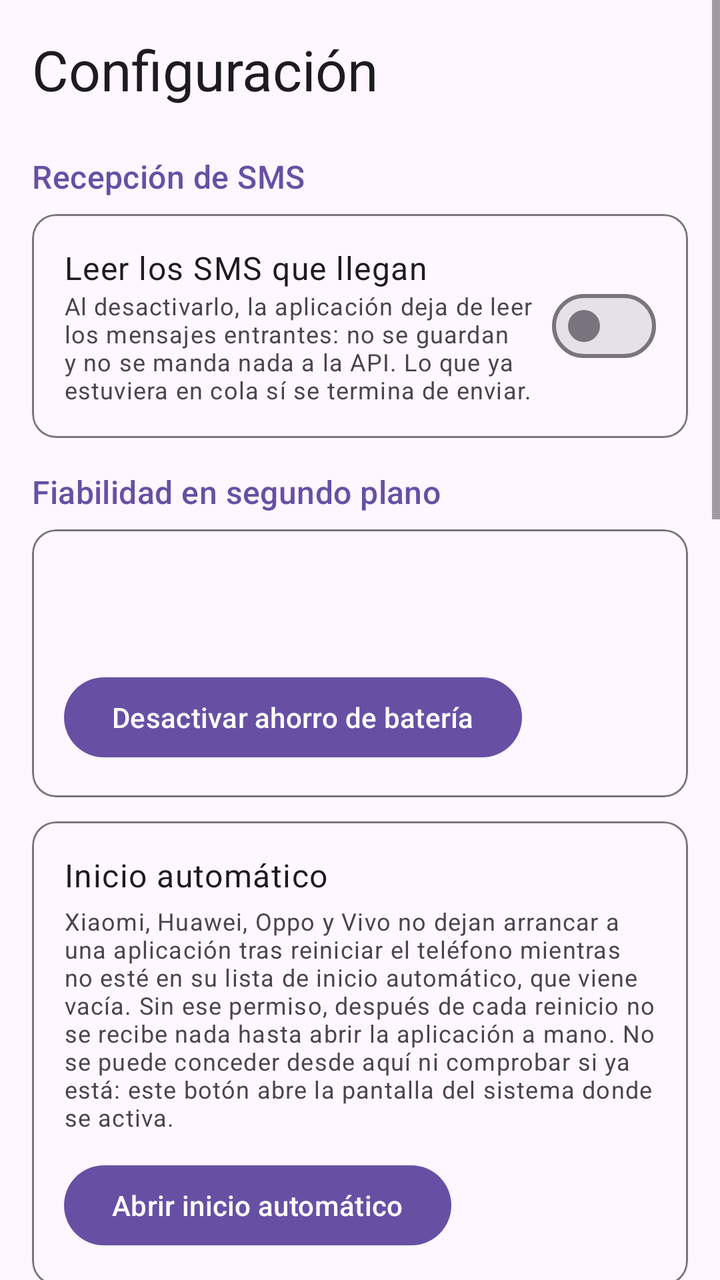
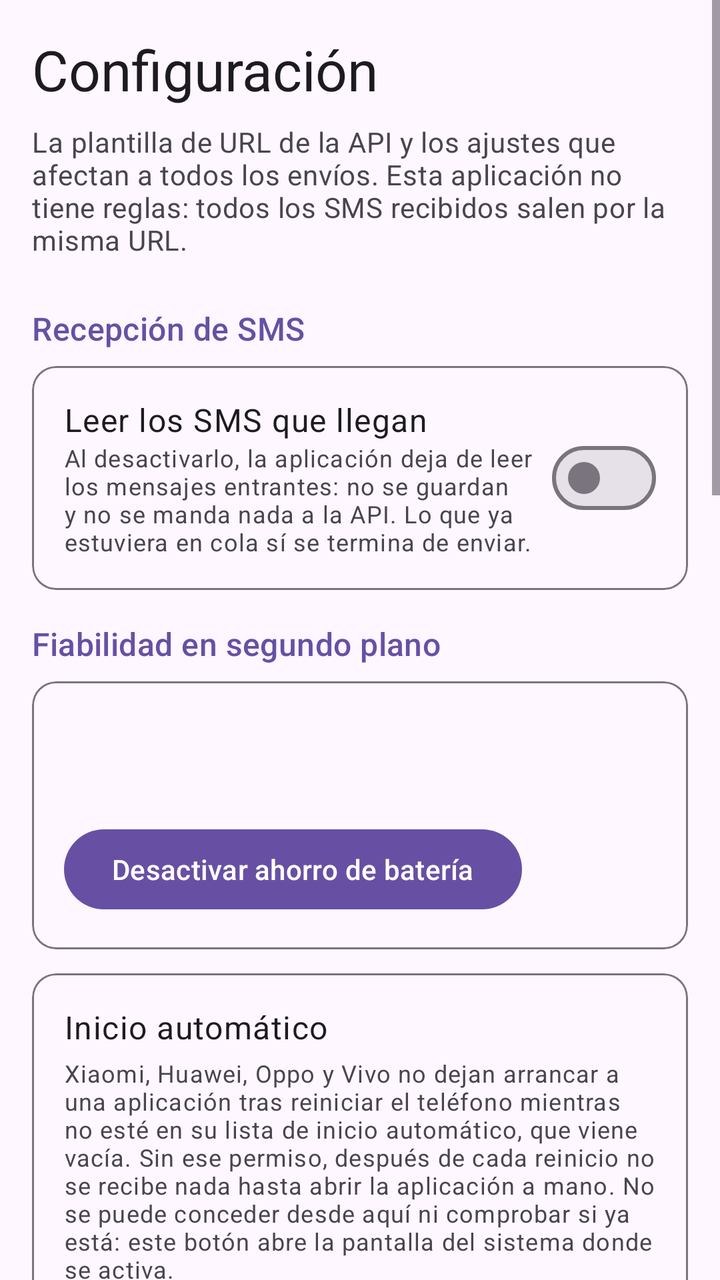

Before-and-after screenshots of an Android layout around one commit, followed by the original layout XML and the change that was made.
<!-- AndroidManifest.xml: application theme Theme.SmsGateway -->
<!-- res/layout/fragment_settings.xml -->
<?xml version="1.0" encoding="utf-8"?>

<ScrollView
    xmlns:android="http://schemas.android.com/apk/res/android"
    xmlns:app="http://schemas.android.com/apk/res-auto"
    android:layout_width="match_parent"
    android:layout_height="match_parent"
    android:fillViewport="true">

    <LinearLayout
        android:layout_width="match_parent"
        android:layout_height="wrap_content"
        android:orientation="vertical"
        android:padding="16dp">

        <TextView
            android:layout_width="match_parent"
            android:layout_height="wrap_content"
            android:text="Configuración"
            android:textAppearance="@style/TextAppearance.Material3.HeadlineMedium"
            android:layout_marginBottom="24dp" />

        
        <TextView
            android:layout_width="match_parent"
            android:layout_height="wrap_content"
            android:text="Recepción de SMS"
            android:textAppearance="@style/TextAppearance.Material3.TitleMedium"
            android:textColor="?attr/colorPrimary"
            android:layout_marginBottom="8dp" />

        <com.google.android.material.card.MaterialCardView
            android:layout_width="match_parent"
            android:layout_height="wrap_content"
            android:layout_marginBottom="16dp"
            app:cardElevation="0dp"
            app:strokeColor="?attr/colorOutline"
            app:strokeWidth="1dp">

            <LinearLayout
                android:layout_width="match_parent"
                android:layout_height="wrap_content"
                android:orientation="horizontal"
                android:padding="16dp"
                android:gravity="center_vertical">

                <LinearLayout
                    android:layout_width="0dp"
                    android:layout_height="wrap_content"
                    android:layout_weight="1"
                    android:orientation="vertical">

                    <TextView
                        android:layout_width="wrap_content"
                        android:layout_height="wrap_content"
                        android:text="Leer los SMS que llegan"
                        android:textAppearance="@style/TextAppearance.Material3.BodyLarge" />

                    <TextView
                        android:layout_width="match_parent"
                        android:layout_height="wrap_content"
                        android:text="Al desactivarlo, la aplicación deja de leer los mensajes entrantes: no se guardan y no se manda nada a la API. Lo que ya estuviera en cola sí se termina de enviar."
                        android:textAppearance="@style/TextAppearance.Material3.BodySmall"
                        android:textColor="?attr/colorOnSurfaceVariant" />

                </LinearLayout>

                <com.google.android.material.materialswitch.MaterialSwitch
                    android:id="@+id/switch_recepcion"
                    android:layout_width="wrap_content"
                    android:layout_height="wrap_content" />

            </LinearLayout>
        </com.google.android.material.card.MaterialCardView>

        
        <TextView
            android:layout_width="match_parent"
            android:layout_height="wrap_content"
            android:text="Fiabilidad en segundo plano"
            android:textAppearance="@style/TextAppearance.Material3.TitleMedium"
            android:textColor="?attr/colorPrimary"
            android:layout_marginBottom="8dp" />

        <com.google.android.material.card.MaterialCardView
            android:id="@+id/card_bateria"
            android:layout_width="match_parent"
            android:layout_height="wrap_content"
            android:layout_marginBottom="12dp"
            app:cardElevation="0dp"
            app:strokeColor="?attr/colorOutline"
            app:strokeWidth="1dp">

            <LinearLayout
                android:layout_width="match_parent"
                android:layout_height="wrap_content"
                android:orientation="vertical"
                android:padding="16dp">

                <TextView
                    android:id="@+id/text_view_bateria_estado"
                    android:layout_width="match_parent"
                    android:layout_height="wrap_content"
                    android:textAppearance="@style/TextAppearance.Material3.BodyLarge" />

                <TextView
                    android:id="@+id/text_view_bateria_detalle"
                    android:layout_width="match_parent"
                    android:layout_height="wrap_content"
                    android:layout_marginTop="4dp"
                    android:textAppearance="@style/TextAppearance.Material3.BodySmall"
                    android:textColor="?attr/colorOnSurfaceVariant" />

                <com.google.android.material.button.MaterialButton
                    android:id="@+id/button_bateria"
                    android:layout_width="wrap_content"
                    android:layout_height="wrap_content"
                    android:layout_marginTop="12dp"
                    android:text="Desactivar ahorro de batería" />

            </LinearLayout>
        </com.google.android.material.card.MaterialCardView>

        
        <com.google.android.material.card.MaterialCardView
            android:layout_width="match_parent"
            android:layout_height="wrap_content"
            android:layout_marginBottom="24dp"
            app:cardElevation="0dp"
            app:strokeColor="?attr/colorOutline"
            app:strokeWidth="1dp">

            <LinearLayout
                android:layout_width="match_parent"
                android:layout_height="wrap_content"
                android:orientation="vertical"
                android:padding="16dp">

                <TextView
                    android:layout_width="match_parent"
                    android:layout_height="wrap_content"
                    android:text="Inicio automático"
                    android:textAppearance="@style/TextAppearance.Material3.BodyLarge" />

                <TextView
                    android:layout_width="match_parent"
                    android:layout_height="wrap_content"
                    android:layout_marginTop="4dp"
                    android:text="Xiaomi, Huawei, Oppo y Vivo no dejan arrancar a una aplicación tras reiniciar el teléfono mientras no esté en su lista de inicio automático, que viene vacía. Sin ese permiso, después de cada reinicio no se recibe nada hasta abrir la aplicación a mano. No se puede conceder desde aquí ni comprobar si ya está: este botón abre la pantalla del sistema donde se activa."
                    android:textAppearance="@style/TextAppearance.Material3.BodySmall"
                    android:textColor="?attr/colorOnSurfaceVariant" />

                <com.google.android.material.button.MaterialButton
                    android:id="@+id/button_autoinicio"
                    android:layout_width="wrap_content"
                    android:layout_height="wrap_content"
                    android:layout_marginTop="12dp"
                    android:text="Abrir inicio automático" />

            </LinearLayout>
        </com.google.android.material.card.MaterialCardView>

        
        <TextView
            android:layout_width="match_parent"
            android:layout_height="wrap_content"
            android:text="Conexión"
            android:textAppearance="@style/TextAppearance.Material3.TitleMedium"
            android:textColor="?attr/colorPrimary"
            android:layout_marginBottom="8dp" />

        <com.google.android.material.textfield.TextInputLayout
            android:id="@+id/til_url_template"
            style="@style/Widget.Material3.TextInputLayout.OutlinedBox"
            android:layout_width="match_parent"
            android:layout_height="wrap_content"
            android:layout_marginBottom="12dp"
            android:hint="Plantilla de URL"
            app:helperText="{mensaje} obligatorio · {telefono} y {fecha} opcionales"
            app:startIconDrawable="@android:drawable/ic_menu_compass">

            <com.google.android.material.textfield.TextInputEditText
                android:id="@+id/edit_text_url_template"
                android:layout_width="match_parent"
                android:layout_height="wrap_content"
                android:inputType="textUri|textMultiLine"
                android:minLines="2"
                android:gravity="top" />
        </com.google.android.material.textfield.TextInputLayout>

        <com.google.android.material.card.MaterialCardView
            android:layout_width="match_parent"
            android:layout_height="wrap_content"
            android:layout_marginBottom="16dp"
            app:cardElevation="0dp"
            app:strokeColor="?attr/colorOutline"
            app:strokeWidth="1dp">

            <LinearLayout
                android:layout_width="match_parent"
                android:layout_height="wrap_content"
                android:orientation="horizontal"
                android:padding="16dp"
                android:gravity="center_vertical">

                <LinearLayout
                    android:layout_width="0dp"
                    android:layout_height="wrap_content"
                    android:layout_weight="1"
                    android:orientation="vertical">

                    <TextView
                        android:layout_width="wrap_content"
                        android:layout_height="wrap_content"
                        android:text="Aceptar certificados inválidos"
                        android:textAppearance="@style/TextAppearance.Material3.BodyLarge" />

                    <TextView
                        android:layout_width="wrap_content"
                        android:layout_height="wrap_content"
                        android:text="Permite SSL autofirmado (solo redes privadas)"
                        android:textAppearance="@style/TextAppearance.Material3.BodySmall"
                        android:textColor="?attr/colorOnSurfaceVariant" />

                </LinearLayout>

                <com.google.android.material.materialswitch.MaterialSwitch
                    android:id="@+id/switch_aceptar_certs_invalidos"
                    android:layout_width="wrap_content"
                    android:layout_height="wrap_content" />

            </LinearLayout>
        </com.google.android.material.card.MaterialCardView>

        
        <LinearLayout
            android:layout_width="match_parent"
            android:layout_height="wrap_content"
            android:orientation="horizontal"
            android:gravity="center_vertical"
            android:layout_marginBottom="8dp">

            <com.google.android.material.button.MaterialButton
                android:id="@+id/button_probar"
                style="@style/Widget.Material3.Button.OutlinedButton"
                android:layout_width="wrap_content"
                android:layout_height="wrap_content"
                android:text="Probar conexión" />

            <ProgressBar
                android:id="@+id/progress_test"
                style="?android:attr/progressBarStyleSmall"
                android:layout_width="24dp"
                android:layout_height="24dp"
                android:layout_marginStart="12dp"
                android:visibility="gone" />

            <TextView
                android:id="@+id/text_test_resultado"
                android:layout_width="0dp"
                android:layout_height="wrap_content"
                android:layout_weight="1"
                android:layout_marginStart="12dp"
                android:textAppearance="@style/TextAppearance.Material3.BodySmall"
                android:visibility="gone" />

        </LinearLayout>

        
        <com.google.android.material.divider.MaterialDivider
            android:layout_width="match_parent"
            android:layout_height="wrap_content"
            android:layout_marginBottom="16dp" />

        
        <TextView
            android:layout_width="match_parent"
            android:layout_height="wrap_content"
            android:text="Reintentos"
            android:textAppearance="@style/TextAppearance.Material3.TitleMedium"
            android:textColor="?attr/colorPrimary"
            android:layout_marginBottom="8dp" />

        <com.google.android.material.textfield.TextInputLayout
            android:id="@+id/til_timeout"
            style="@style/Widget.Material3.TextInputLayout.OutlinedBox"
            android:layout_width="match_parent"
            android:layout_height="wrap_content"
            android:layout_marginBottom="12dp"
            android:hint="Timeout de red (segundos)"
            app:helperText="Entre 5 y 120 segundos. Recomendado: 30"
            app:suffixText="s">

            <com.google.android.material.textfield.TextInputEditText
                android:id="@+id/edit_text_timeout"
                android:layout_width="match_parent"
                android:layout_height="wrap_content"
                android:inputType="number"
                android:imeOptions="actionNext"
                android:singleLine="true" />
        </com.google.android.material.textfield.TextInputLayout>

        <com.google.android.material.textfield.TextInputLayout
            android:id="@+id/til_max_reintentos"
            style="@style/Widget.Material3.TextInputLayout.OutlinedBox"
            android:layout_width="match_parent"
            android:layout_height="wrap_content"
            android:layout_marginBottom="12dp"
            android:hint="Máximo de reintentos"
            app:helperText="Entre 1 y 100. Recomendado: 10">

            <com.google.android.material.textfield.TextInputEditText
                android:id="@+id/edit_text_max_reintentos"
                android:layout_width="match_parent"
                android:layout_height="wrap_content"
                android:inputType="number"
                android:imeOptions="actionNext"
                android:singleLine="true" />
        </com.google.android.material.textfield.TextInputLayout>

        <com.google.android.material.textfield.TextInputLayout
            android:id="@+id/til_intervalo"
            style="@style/Widget.Material3.TextInputLayout.OutlinedBox"
            android:layout_width="match_parent"
            android:layout_height="wrap_content"
            android:layout_marginBottom="24dp"
            android:hint="Intervalo inicial de reintento (segundos)"
            app:helperText="WorkManager aplica backoff exponencial desde este valor"
            app:suffixText="s">

            <com.google.android.material.textfield.TextInputEditText
                android:id="@+id/edit_text_intervalo"
                android:layout_width="match_parent"
                android:layout_height="wrap_content"
                android:inputType="number"
                android:imeOptions="actionDone"
                android:singleLine="true" />
        </com.google.android.material.textfield.TextInputLayout>

        <com.google.android.material.button.MaterialButton
            android:id="@+id/button_guardar"
            android:layout_width="match_parent"
            android:layout_height="wrap_content"
            android:text="Guardar configuración"
            android:layout_marginTop="8dp" />

        
        <com.google.android.material.divider.MaterialDivider
            android:layout_width="match_parent"
            android:layout_height="wrap_content"
            android:layout_marginTop="28dp" />

        <TextView
            android:layout_width="match_parent"
            android:layout_height="wrap_content"
            android:layout_marginTop="16dp"
            android:text="Copia de seguridad"
            android:textAppearance="@style/TextAppearance.Material3.TitleMedium"
            android:textColor="?attr/colorPrimary" />

        <TextView
            android:layout_width="match_parent"
            android:layout_height="wrap_content"
            android:layout_marginTop="4dp"
            android:text="Guarda la configuración en un fichero, para restaurarla en este teléfono o clonarla en otro. Incluye la plantilla de URL: trátalo como información sensible."
            android:textAppearance="@style/TextAppearance.Material3.BodySmall"
            android:textColor="?attr/colorOnSurfaceVariant" />

        <LinearLayout
            android:layout_width="match_parent"
            android:layout_height="wrap_content"
            android:layout_marginTop="12dp"
            android:orientation="horizontal">

            <com.google.android.material.button.MaterialButton
                android:id="@+id/button_exportar"
                style="@style/Widget.Material3.Button.OutlinedButton"
                android:layout_width="0dp"
                android:layout_height="wrap_content"
                android:layout_marginEnd="6dp"
                android:layout_weight="1"
                android:text="Exportar" />

            <com.google.android.material.button.MaterialButton
                android:id="@+id/button_importar"
                style="@style/Widget.Material3.Button.OutlinedButton"
                android:layout_width="0dp"
                android:layout_height="wrap_content"
                android:layout_marginStart="6dp"
                android:layout_weight="1"
                android:text="Importar" />

        </LinearLayout>

    </LinearLayout>
</ScrollView>
<!-- resources referenced by this layout -->
<resources>
  <style name="Theme.SmsGateway" parent="Theme.Material3.DayNight.NoActionBar">
          <item name="colorPrimary">@color/md_theme_primary</item>
          <item name="colorOnPrimary">@color/md_theme_on_primary</item>
          <item name="colorPrimaryContainer">@color/md_theme_primary_container</item>
          <item name="colorOnPrimaryContainer">@color/md_theme_on_primary_container</item>
          <item name="colorSecondary">@color/md_theme_secondary</item>
          <item name="colorOnSecondary">@color/md_theme_on_secondary</item>
          <item name="colorError">@color/md_theme_error</item>
          <item name="android:colorBackground">@color/md_theme_background</item>
          <item name="colorSurface">@color/md_theme_surface</item>
  
          
          <item name="android:statusBarColor">@android:color/transparent</item>
          <item name="android:navigationBarColor">#52000000</item>
      </style>
  <color name="md_theme_primary">#006874</color>
  <color name="md_theme_on_primary">#FFFFFF</color>
  <color name="md_theme_primary_container">#97F0FF</color>
  <color name="md_theme_on_primary_container">#001F24</color>
  <color name="md_theme_secondary">#4A6267</color>
  <color name="md_theme_on_secondary">#FFFFFF</color>
  <color name="md_theme_error">#BA1A1A</color>
  <color name="md_theme_background">#FAFDFD</color>
  <color name="md_theme_surface">#FAFDFD</color>
</resources>

<!-- the commit's change to res/layout/fragment_settings.xml (unified diff, before → after) -->
@@ -16,15 +16,24 @@
         <TextView
             android:layout_width="match_parent"
             android:layout_height="wrap_content"
-            android:text="Configuración"
+            android:text="@string/settings_title"
             android:textAppearance="@style/TextAppearance.Material3.HeadlineMedium"
+            android:layout_marginBottom="8dp" />
+
+        
+        <TextView
+            android:layout_width="match_parent"
+            android:layout_height="wrap_content"
+            android:text="@string/settings_subtitulo"
+            android:textAppearance="@style/TextAppearance.Material3.BodyMedium"
+            android:textColor="?attr/colorOnSurfaceVariant"
             android:layout_marginBottom="24dp" />
 
         
         <TextView
             android:layout_width="match_parent"
             android:layout_height="wrap_content"
-            android:text="Recepción de SMS"
+            android:text="@string/settings_seccion_recepcion"
             android:textAppearance="@style/TextAppearance.Material3.TitleMedium"
             android:textColor="?attr/colorPrimary"
             android:layout_marginBottom="8dp" />
@@ -77,7 +86,7 @@
         <TextView
             android:layout_width="match_parent"
             android:layout_height="wrap_content"
-            android:text="Fiabilidad en segundo plano"
+            android:text="@string/settings_seccion_bateria"
             android:textAppearance="@style/TextAppearance.Material3.TitleMedium"
             android:textColor="?attr/colorPrimary"
             android:layout_marginBottom="8dp" />
@@ -164,7 +173,7 @@
         <TextView
             android:layout_width="match_parent"
             android:layout_height="wrap_content"
-            android:text="Conexión"
+            android:text="@string/settings_seccion_conexion"
             android:textAppearance="@style/TextAppearance.Material3.TitleMedium"
             android:textColor="?attr/colorPrimary"
             android:layout_marginBottom="8dp" />
@@ -276,7 +285,7 @@
         <TextView
             android:layout_width="match_parent"
             android:layout_height="wrap_content"
-            android:text="Reintentos"
+            android:text="@string/settings_seccion_envio"
             android:textAppearance="@style/TextAppearance.Material3.TitleMedium"
             android:textColor="?attr/colorPrimary"
             android:layout_marginBottom="8dp" />
@@ -354,7 +363,7 @@
             android:layout_width="match_parent"
             android:layout_height="wrap_content"
             android:layout_marginTop="16dp"
-            android:text="Copia de seguridad"
+            android:text="@string/settings_backup_titulo"
             android:textAppearance="@style/TextAppearance.Material3.TitleMedium"
             android:textColor="?attr/colorPrimary" />
 
<!-- resource entries referenced after the edit -->
@@ -1,5 +1,12 @@
 <!-- resources referenced by this layout -->
 <resources>
+  <string name="settings_backup_titulo">Copia de seguridad</string>
+  <string name="settings_seccion_bateria">Fiabilidad en segundo plano</string>
+  <string name="settings_seccion_conexion">Conexión</string>
+  <string name="settings_seccion_envio">Envío y reintentos</string>
+  <string name="settings_seccion_recepcion">Recepción de SMS</string>
+  <string name="settings_subtitulo">La plantilla de URL de la API y los ajustes que afectan a todos los envíos. Esta aplicación no tiene reglas: todos los SMS recibidos salen por la misma URL.</string>
+  <string name="settings_title">Configuración</string>
   <style name="Theme.SmsGateway" parent="Theme.Material3.DayNight.NoActionBar">
           <item name="colorPrimary">@color/md_theme_primary</item>
           <item name="colorOnPrimary">@color/md_theme_on_primary</item>
@@ -15,10 +22,10 @@
           <item name="android:statusBarColor">@android:color/transparent</item>
           <item name="android:navigationBarColor">#52000000</item>
       </style>
-  <color name="md_theme_primary">#006874</color>
+  <color name="md_theme_primary">#6750A4</color>
   <color name="md_theme_on_primary">#FFFFFF</color>
-  <color name="md_theme_primary_container">#97F0FF</color>
-  <color name="md_theme_on_primary_container">#001F24</color>
+  <color name="md_theme_primary_container">#EADDFF</color>
+  <color name="md_theme_on_primary_container">#21005D</color>
   <color name="md_theme_secondary">#4A6267</color>
   <color name="md_theme_on_secondary">#FFFFFF</color>
   <color name="md_theme_error">#BA1A1A</color>
